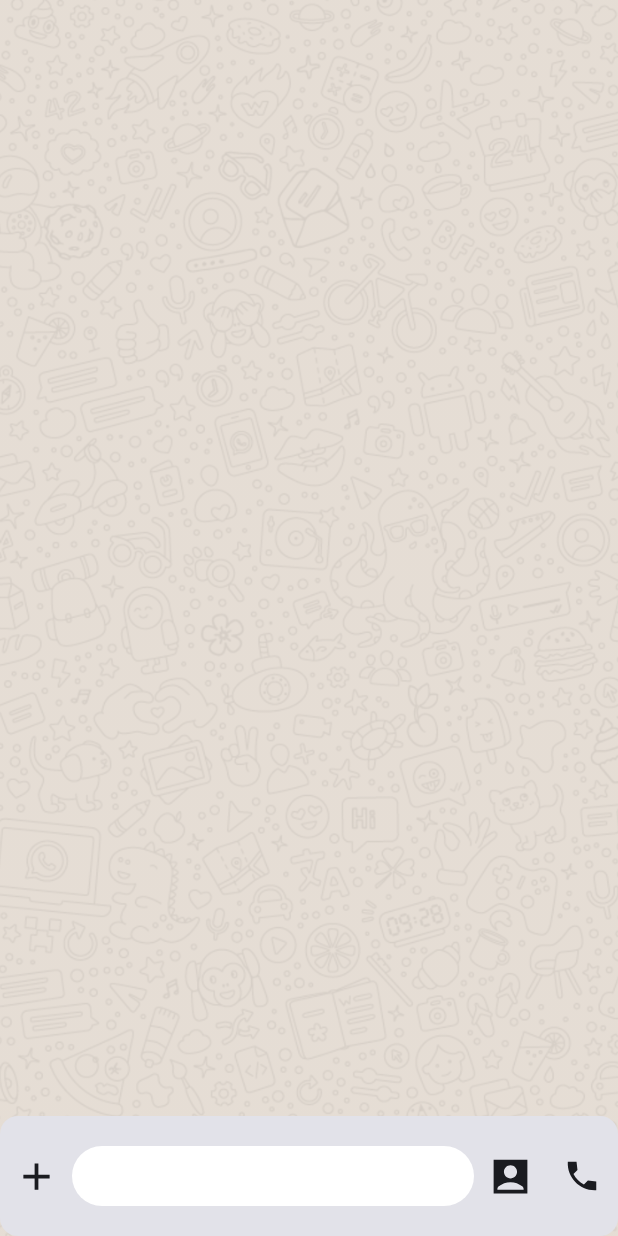
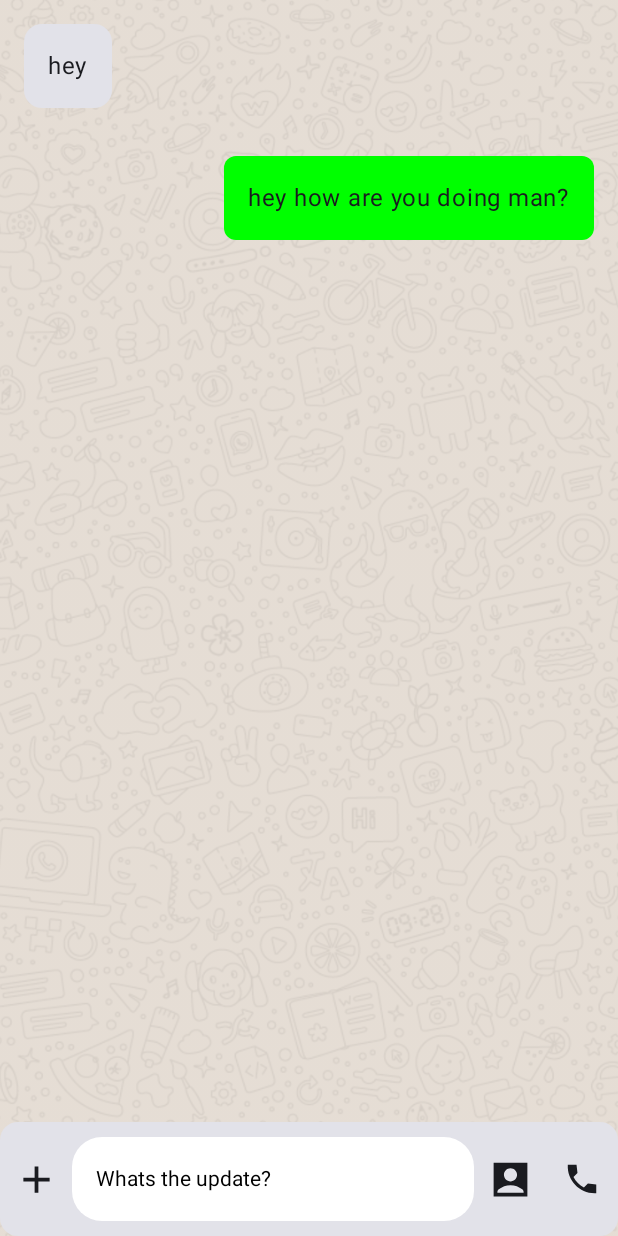
Before and after one commit to UsmanQT/Sup-App, an Android app built with Jetpack Compose: the screen it shows after launch (MainActivity), on a phone screen of 412 x 824 dp. Run offline under Robolectric (Android 15) with nearby library versions, the phone set to English and light mode, and no system bars.

Commit message:
basic message bubbles set up

```diff
--- a/app/src/main/java/com/example/sup/MainActivity.kt
+++ b/app/src/main/java/com/example/sup/MainActivity.kt
@@ -41,8 +41,11 @@ import androidx.compose.ui.Modifier
 import androidx.compose.ui.graphics.Color
 import androidx.compose.ui.layout.ContentScale
 import androidx.compose.ui.res.painterResource
+import androidx.compose.ui.text.TextStyle
 import androidx.compose.ui.tooling.preview.Preview
 import androidx.compose.ui.unit.dp
+import com.example.sup.components.ReceiverMessageBubbles
+import com.example.sup.components.SenderMessageBubbles
 import com.example.sup.ui.theme.SupTheme
 
 class MainActivity : ComponentActivity() {
@@ -65,13 +68,30 @@ class MainActivity : ComponentActivity() {
 @Composable
 fun SupAppLayout(modifier: Modifier = Modifier) {
     val backgroundImage = painterResource(id = R.drawable.whatsapp_background)
-    Box() {
+    Box {
         Image(
             painter = backgroundImage,
             contentDescription = null,
             contentScale = ContentScale.Crop,
             modifier = Modifier.fillMaxSize()
         )
+        Column(
+            modifier = Modifier.fillMaxSize(), // Occupy entire available space
+            verticalArrangement = Arrangement.Top,
+            horizontalAlignment = Alignment.Start // Align content center horizontally
+        ) {
+            ReceiverMessageBubbles()
+            Column(
+                modifier = Modifier.fillMaxSize(), // Occupy entire available space
+                verticalArrangement = Arrangement.Top,
+                horizontalAlignment = Alignment.End // Align content center horizontally
+            ) {
+
+                SenderMessageBubbles()
+            }
+
+        }
+
         MessageWritingArea(modifier = modifier)
     }
 }
@@ -98,12 +118,12 @@ fun MessageWritingArea(modifier: Modifier =  Modifier) {
 
                 }
                 TextField(
-                    value = "", onValueChange = {},
+                    value = "Whats the update?", onValueChange = {},
+                    textStyle = TextStyle(color = Color.Black),
                     shape = RoundedCornerShape(20.dp),
                     modifier = Modifier
-                        .height(80.dp)
-                        .weight(3f)
-                        .padding(top = 20.dp, bottom = 20.dp),
+                        .weight(3f)// Fill the available width
+                        .padding(vertical = 10.dp),
                     colors = TextFieldDefaults.colors(
                         focusedIndicatorColor = Color.Transparent,
                         unfocusedIndicatorColor = Color.Transparent,
--- /dev/null
+++ b/app/src/main/java/com/example/sup/components/MessageBubbles.kt
@@ -0,0 +1,42 @@
+package com.example.sup.components
+
+import androidx.compose.foundation.background
+import androidx.compose.foundation.layout.Box
+import androidx.compose.foundation.layout.fillMaxSize
+import androidx.compose.foundation.layout.padding
+import androidx.compose.foundation.shape.RoundedCornerShape
+import androidx.compose.material3.Card
+import androidx.compose.material3.CardDefaults
+import androidx.compose.material3.Surface
+import androidx.compose.material3.Text
+import androidx.compose.runtime.Composable
+import androidx.compose.ui.Alignment
+import androidx.compose.ui.Modifier
+import androidx.compose.ui.graphics.Color
+import androidx.compose.ui.unit.dp
+
+@Composable
+fun ReceiverMessageBubbles(modifier: Modifier = Modifier) {
+    Card (
+        modifier = modifier
+            .padding(16.dp)
+    ) {
+        Text(text = "hey", modifier = modifier.padding(16.dp))
+    }
+}
+
+@Composable
+fun SenderMessageBubbles(modifier: Modifier = Modifier) {
+    Surface(
+        modifier = Modifier.padding(16.dp),
+        shape = RoundedCornerShape(8.dp),
+        color = Color.Green
+    ) {
+        Box(
+            modifier = Modifier
+                .padding(16.dp)
+        ) {
+            Text(text = "hey how are you doing man?")
+        }
+    }
+}
```
